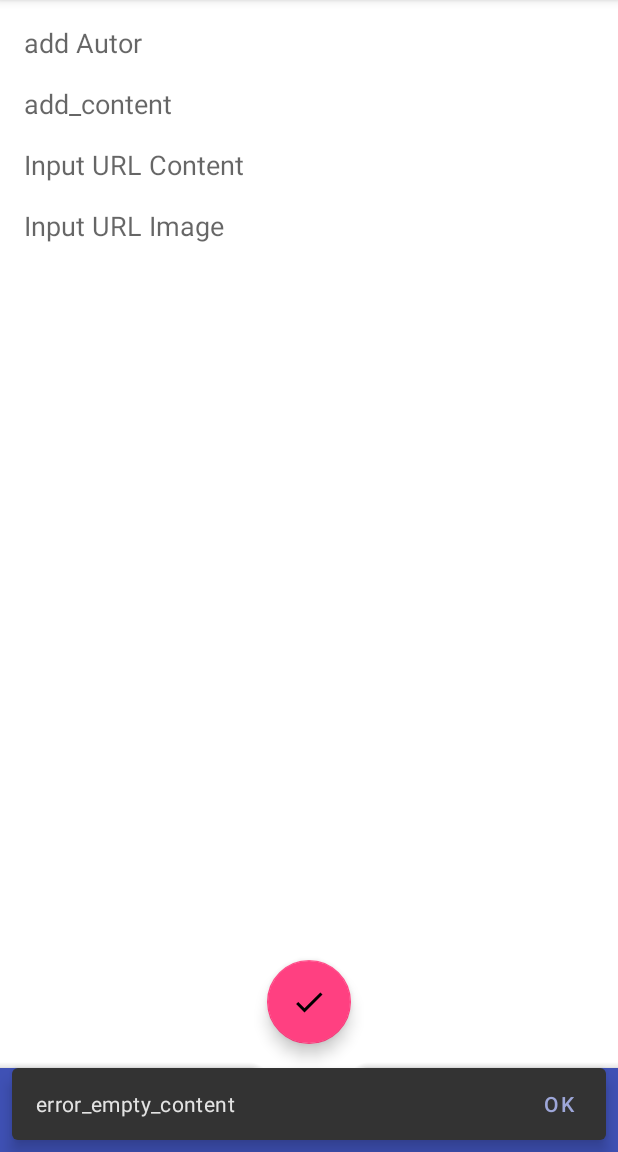
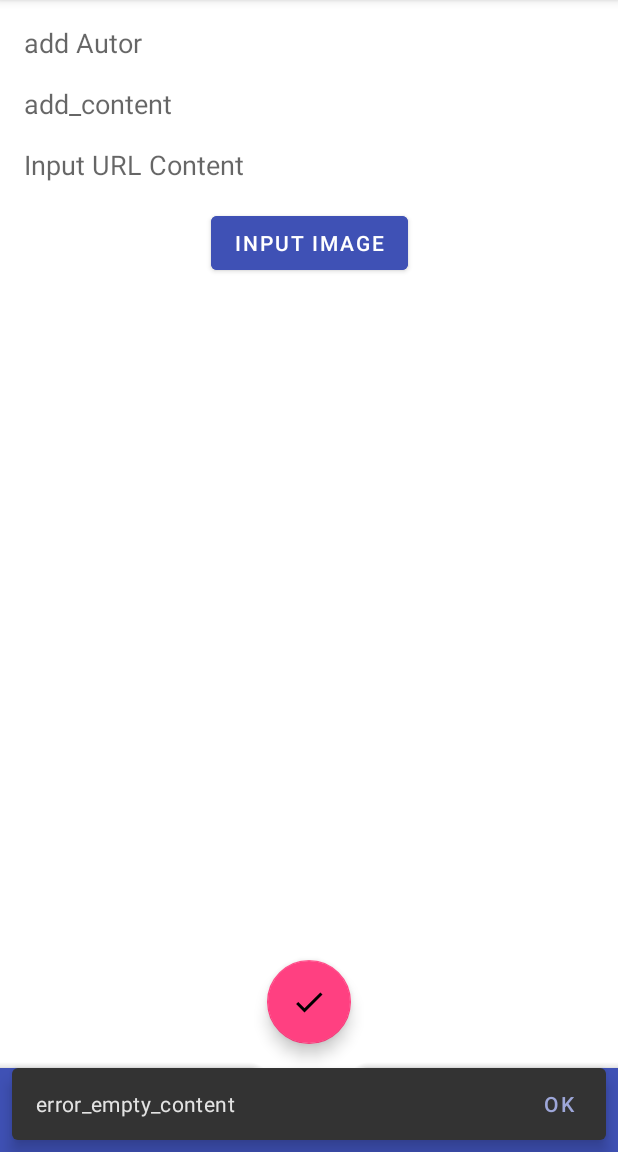
Before and after one commit to andreov/MotivationList, an Android app: the fragment NewMotivationFragment shown on its own in the app's theme, after a tap on an icon or button, on a phone screen of 412 x 824 dp, the part 84-1236 px from its top. Run offline under Robolectric (Android 15) with nearby library versions, the light colour scheme and no system bars.

Commit message:
add button input image

```diff
--- a/app/src/main/java/ru/netology/motivationlist/activity/NewMotivationFragment.kt
+++ b/app/src/main/java/ru/netology/motivationlist/activity/NewMotivationFragment.kt
@@ -1,5 +1,6 @@
 package ru.netology.motivationlist.activity
 
+import android.content.Intent
 import android.os.Bundle
 import android.view.LayoutInflater
 import android.view.View
@@ -17,6 +18,13 @@ import ru.netology.motivationlist.viewModel.MotivationViewModel
 
 class NewMotivationFragment : Fragment() {
 
+//    companion object {
+//        //image pick code
+        private val IMAGE_PICK_CODE = 1;
+////        //Permission code
+////        private val PERMISSION_CODE = 1001;
+//    }
+
     private val viewModel: MotivationViewModel by viewModels(ownerProducer = ::requireParentFragment)
 
     override fun onCreateView(
@@ -32,11 +40,17 @@ class NewMotivationFragment : Fragment() {
 //        binding.newUrlImage.setText(details?.urlImage)
 //        binding.newAuthor.setText(details?.author)
 
+        binding.newImage.setOnClickListener{
+            val intent = Intent(Intent.ACTION_PICK)
+            intent.type = "image/*"
+            startActivityForResult(intent, IMAGE_PICK_CODE)
+        }
+
         binding.ok.setOnClickListener {
-            if (!binding.newContent.text.isNullOrBlank()) {
+            if (!binding.newContent.text.isNullOrBlank() && binding.newAuthor.text.isNullOrBlank()) {
                 viewModel.changeContent(binding.newContent.text.toString())
                 viewModel.changeUrlContent(binding.newUrlContent.text.toString())
-                viewModel.changeUrlImage(binding.newUrlImage.text.toString())
+                //viewModel.changeUrlImage(binding.newUrlImage.text.toString())
                 viewModel.changeAuthor(binding.newAuthor.text.toString())
 
                 viewModel.saveMotivation()
--- a/app/src/main/java/ru/netology/motivationlist/db/AppDb.kt
+++ b/app/src/main/java/ru/netology/motivationlist/db/AppDb.kt
@@ -8,7 +8,7 @@ import ru.netology.motivationlist.dao.MotivationDao
 import ru.netology.motivationlist.dto.Motivation
 import ru.netology.motivationlist.entity.MotivationEntity
 
-@Database(entities = [MotivationEntity::class], version = 2)
+@Database(entities = [MotivationEntity::class], version = 1)
 abstract class AppDb : RoomDatabase() {
     abstract fun motivationDao(): MotivationDao
 
@@ -23,7 +23,7 @@ abstract class AppDb : RoomDatabase() {
         }
 
         private fun buildDatabase(context: Context) =
-                Room.databaseBuilder(context, AppDb::class.java, "motivationApp6.db")
+                Room.databaseBuilder(context, AppDb::class.java, "motivation1.db")
                         .allowMainThreadQueries()
                         .build()
     }
--- a/app/src/main/java/ru/netology/motivationlist/viewModel/MotivationViewModel.kt
+++ b/app/src/main/java/ru/netology/motivationlist/viewModel/MotivationViewModel.kt
@@ -14,7 +14,7 @@ private val empty = Motivation(   //data post для заполнения нов
     id = 0,
     author = "",
     content = "",
-    published = SimpleDateFormat("dd-MM-yyyy").format(Date()).toString(),
+    published = "",//SimpleDateFormat("dd-MM-yyyy").format(Date()).toString(),
     countShare = 0,
     countLike = 0,
     urlContent = "",
--- a/app/src/main/res/layout/fragment_new_motivation.xml
+++ b/app/src/main/res/layout/fragment_new_motivation.xml
@@ -47,25 +47,24 @@
             android:hint="Input URL Content"
             android:inputType="textMultiLine"
             android:layout_marginTop="16dp"
-            app:layout_constraintBottom_toTopOf="@id/newUrlImage"
+            app:layout_constraintBottom_toTopOf="@id/newImage"
             app:layout_constraintEnd_toEndOf="parent"
             app:layout_constraintStart_toStartOf="parent"
             app:layout_constraintTop_toBottomOf="@id/newContent"
             />
 
-        <EditText
-            android:id="@+id/newUrlImage"
-            android:layout_width="match_parent"
+        <Button
+            android:id="@+id/newImage"
+            android:layout_width="wrap_content"
             android:layout_height="wrap_content"
-            android:background="@android:color/transparent"
-            android:hint="Input URL Image"
-            android:inputType="textMultiLine"
             android:layout_marginTop="16dp"
+            android:backgroundTint="@color/colorPrimary"
+            android:text="input Image"
+            android:textColor="@color/white"
             app:layout_constraintBottom_toBottomOf="parent"
             app:layout_constraintEnd_toEndOf="parent"
             app:layout_constraintStart_toStartOf="parent"
-            app:layout_constraintTop_toBottomOf="@id/newUrlContent"
-            />
+            app:layout_constraintTop_toBottomOf="@id/newUrlContent" />
 
     </androidx.constraintlayout.widget.ConstraintLayout>
 
```
Also changed, not shown: app/src/main/java/ru/netology/motivationlist/activity/FeedFragment.kt (+11 -10 lines), app/src/main/java/ru/netology/motivationlist/adapter/MotivationAdapter.kt (+4 -4 lines).
